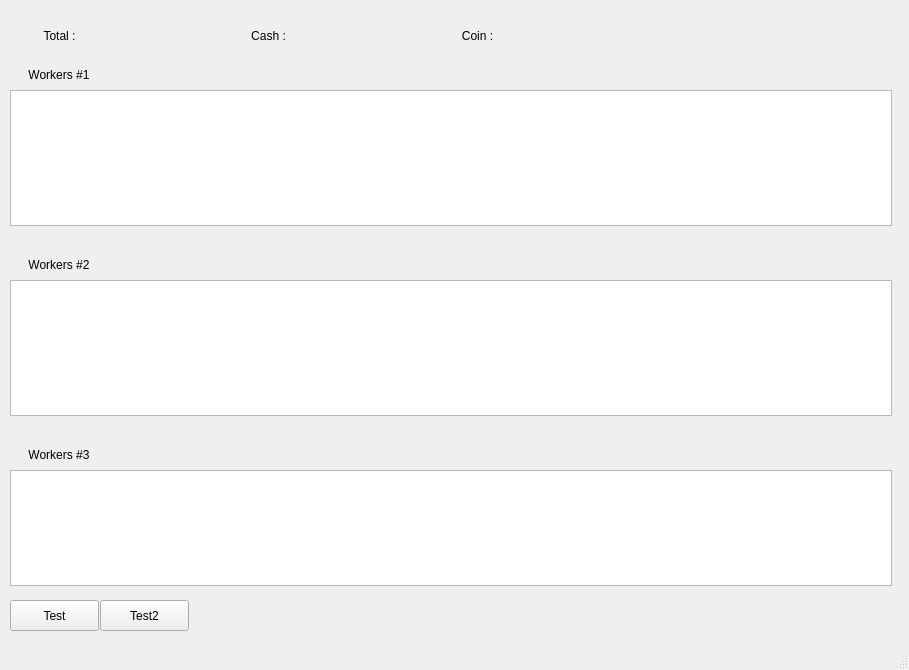
naikiki87/python, file VC/interface.ui: the form before one commit.
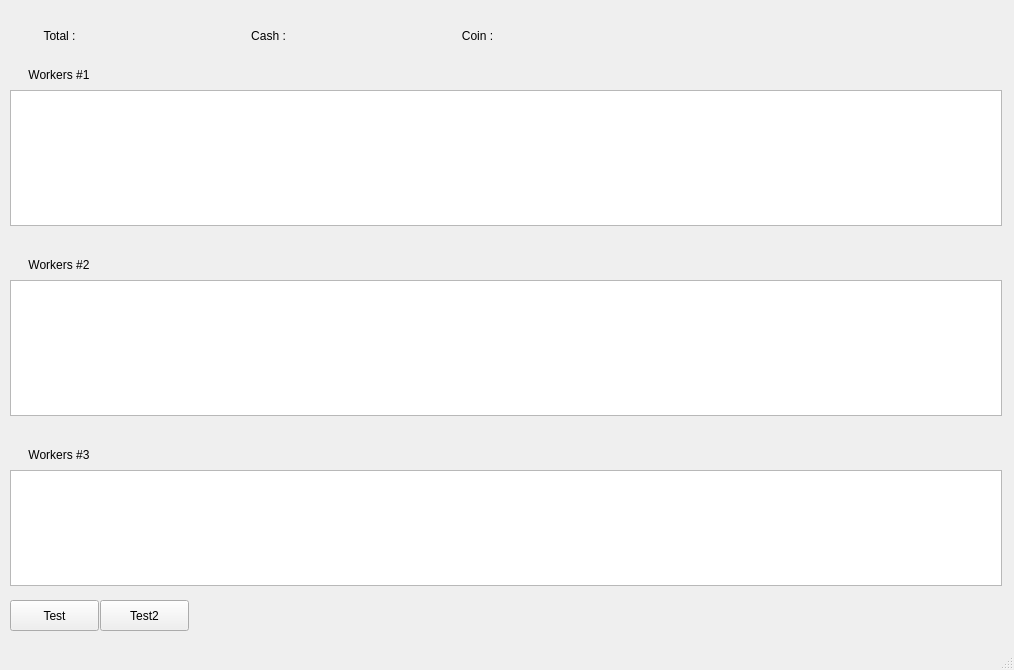
The form after the commit.

```diff
--- a/VC/interface.ui
+++ b/VC/interface.ui
@@ -6,7 +6,7 @@
    <rect>
     <x>0</x>
     <y>0</y>
-    <width>909</width>
+    <width>1014</width>
     <height>670</height>
    </rect>
   </property>
@@ -25,7 +25,7 @@
      <rect>
       <x>10</x>
       <y>90</y>
-      <width>882</width>
+      <width>992</width>
       <height>136</height>
      </rect>
     </property>
@@ -201,7 +201,7 @@
      <rect>
       <x>10</x>
       <y>280</y>
-      <width>882</width>
+      <width>992</width>
       <height>136</height>
      </rect>
     </property>
@@ -264,7 +264,7 @@
      <rect>
       <x>10</x>
       <y>470</y>
-      <width>882</width>
+      <width>992</width>
       <height>116</height>
      </rect>
     </property>
```
Left out of the diff: 2 changed lines with no effect on the pictures.
